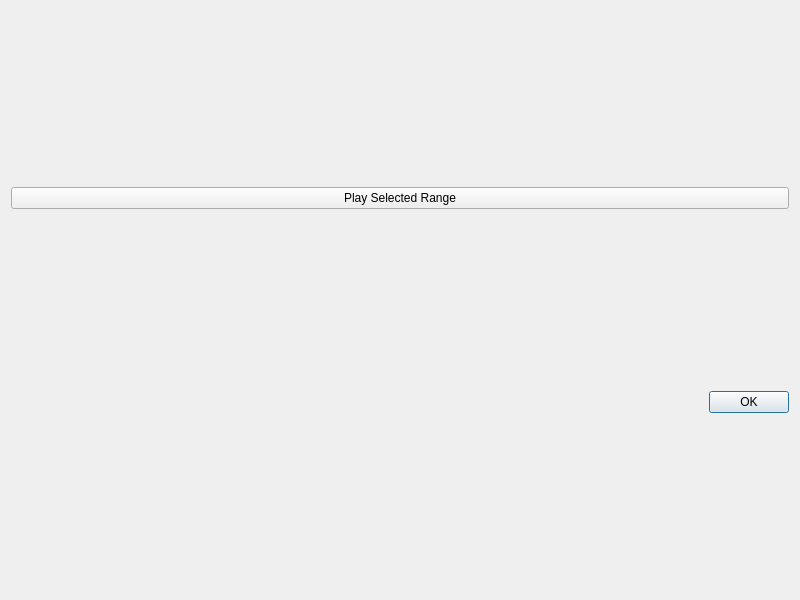
Old version of the form ui/previewdialog.ui in the repository swl-x/MystiQ.
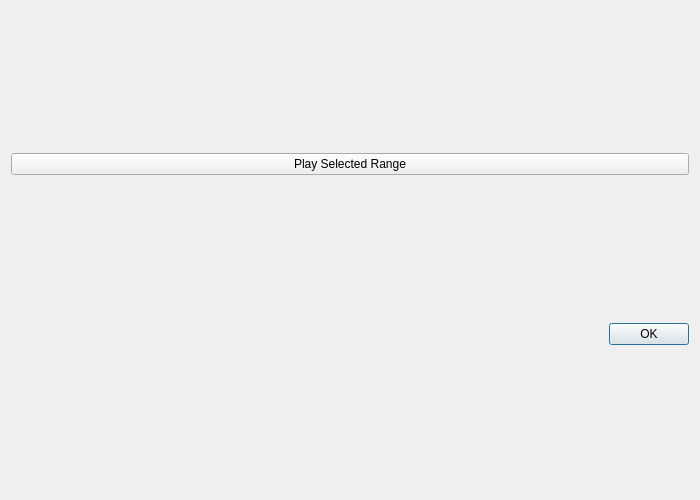
New version of the form. Icons and pictures are not drawn.

The edit to the form file:
```diff
--- a/ui/previewdialog.ui
+++ b/ui/previewdialog.ui
@@ -6,10 +6,16 @@
    <rect>
     <x>0</x>
     <y>0</y>
-    <width>800</width>
-    <height>600</height>
+    <width>700</width>
+    <height>500</height>
    </rect>
   </property>
+  <property name="maximumSize">
+   <size>
+    <width>700</width>
+    <height>500</height>
+   </size>
+  </property>
   <property name="windowTitle">
    <string>Dialog</string>
   </property>
```
Left out of the diff: 6 changed lines with no effect on the pictures.
